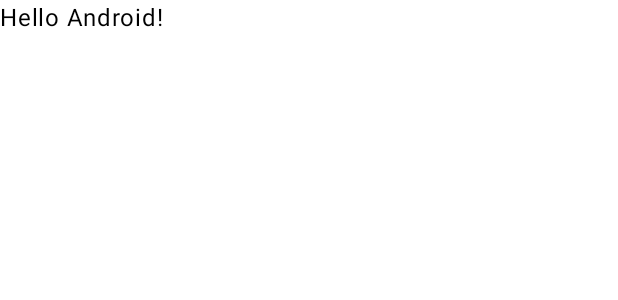
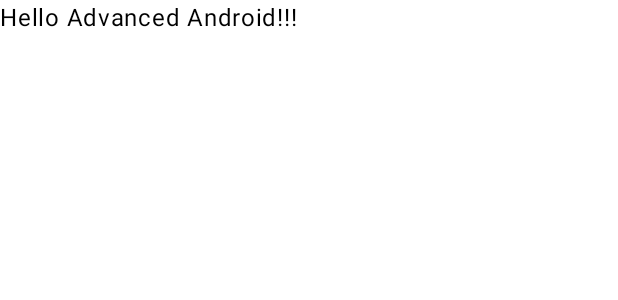
Before and after one commit to goobar-dev/android-403-advanced-android-kotlin, an Android app built with Jetpack Compose: the @Preview function GreetingPreview, on a phone screen of 412 x 824 dp. Shown: the top 300 px of the screen. Run offline under Robolectric (Android 15) with nearby library versions, the phone set to English and light mode, and no system bars.

Commit message:
demo: Lesson 1

```diff
--- a/demo/app/src/main/java/dev/goobar/advancedandroiddemo/MainActivity.kt
+++ b/demo/app/src/main/java/dev/goobar/advancedandroiddemo/MainActivity.kt
@@ -19,7 +19,7 @@ class MainActivity : ComponentActivity() {
             AdvancedAndroidDemoTheme {
                 // A surface container using the 'background' color from the theme
                 Surface(modifier = Modifier.fillMaxSize(), color = MaterialTheme.colorScheme.background) {
-                    Greeting("Android")
+                    Greeting("Advanced Android")
                 }
             }
         }
@@ -38,6 +38,6 @@ fun Greeting(name: String, modifier: Modifier = Modifier) {
 @Composable
 fun GreetingPreview() {
     AdvancedAndroidDemoTheme {
-        Greeting("Android")
+        Greeting("Advanced Android!!")
     }
 }
```
